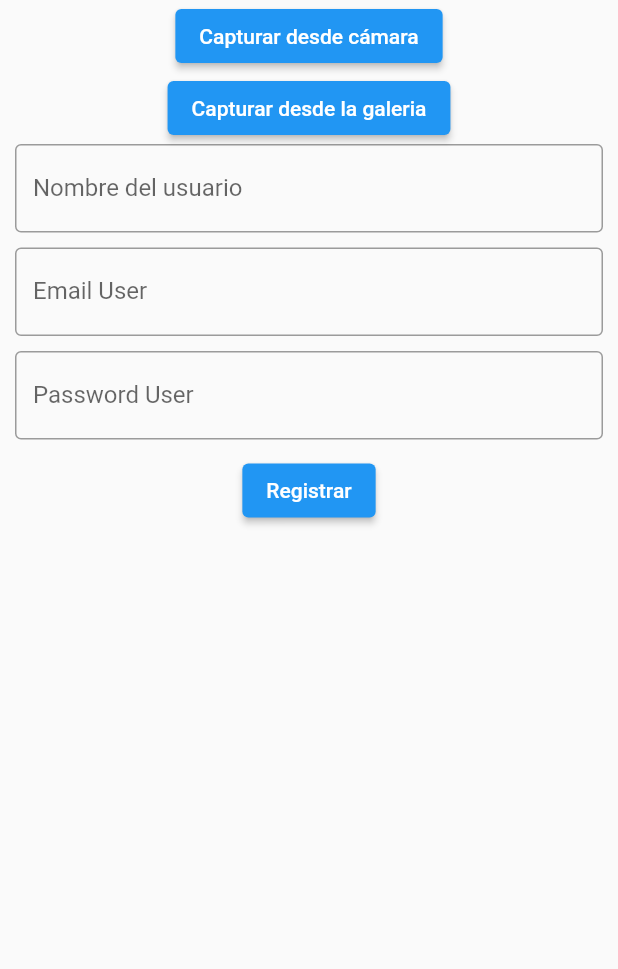
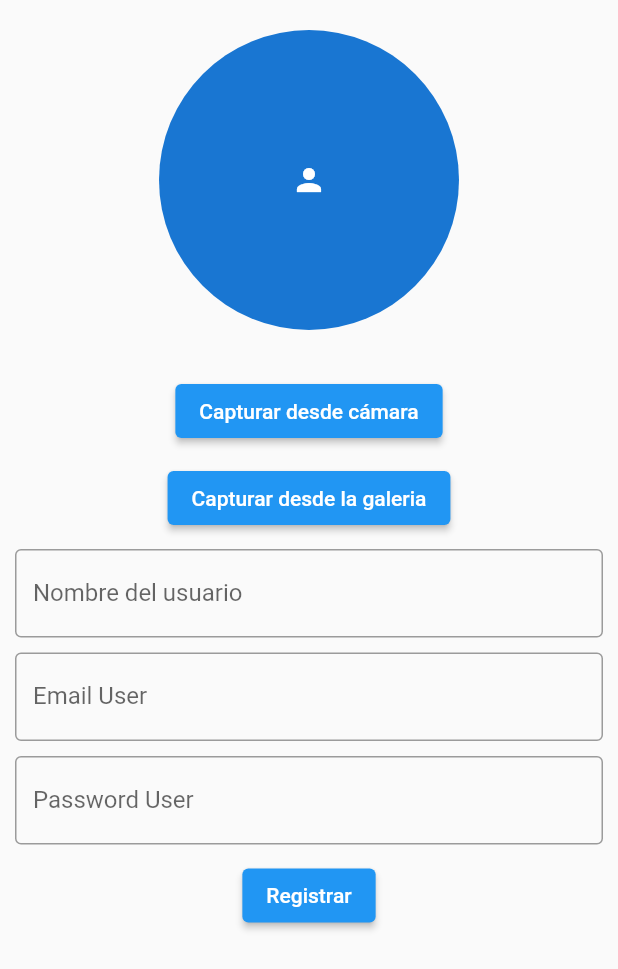
Before and after one commit to Fhdez13/pmsna1, a Flutter app: the RegisterScreen screen opened by its route, after a tap on "Capturar desde cámara", on a phone screen of 412 x 824 dp. Shown: the top 969 px of the screen. Run offline on Flutter 3.47's test engine with Material 2 defaults, Android fonts, the phone set to English and light mode, and no system bars; our stand-ins replace email_validator, image_picker, social_login_buttons; missing offline and left inert: day_night_switcher.

Commit message:
Ajustes register

```diff
--- a/lib/screens/register_screen.dart
+++ b/lib/screens/register_screen.dart
@@ -8,7 +8,7 @@ class RegisterScreen extends StatefulWidget {
 
   @override
   State<RegisterScreen> createState() => _RegisterScreenState();
-}
+  }
 
 class _RegisterScreenState extends State<RegisterScreen> {
   final ImagePicker pick = ImagePicker();
@@ -30,7 +30,7 @@ class _RegisterScreenState extends State<RegisterScreen> {
       child: Text('Capturar desde cámara'),
         onPressed: () {
           pick.pickImage(source: ImageSource.camera).then((image){
-              avatar: image;
+              avatar = image;
               setState(() {});
         });
         },
@@ -42,7 +42,7 @@ class _RegisterScreenState extends State<RegisterScreen> {
       child: Text('Capturar desde la galeria'),
         onPressed: () {
         pick.pickImage(source: ImageSource.gallery).then((image){
-          avatar: image;
+          avatar = image;
           setState(() {});
       });
     },
@@ -50,6 +50,7 @@ class _RegisterScreenState extends State<RegisterScreen> {
 }
 
 Widget btnvalidator(){
+
   return ElevatedButton(
     child: Text('Registrar'),
     onPressed: (){
@@ -115,14 +116,26 @@ Widget btnvalidator(){
       key: formkey,
       child: Column(
         children: [
+          spaceHorizontal,
+          spaceHorizontal,
            avatar == null
-          ? SizedBox()
-          : Image(
-          height: 200,
-          image: FileImage(obtenerAvatar()!),
+          ? CircleAvatar(
+            radius: 100,
+            child: Icon(
+              Icons.person
+            ),
+          )
+          : CircleAvatar(
+          radius: 100,
+          backgroundImage: FileImage(obtenerAvatar()!),
           ),
+          spaceHorizontal,
+          spaceHorizontal,
+          spaceHorizontal,
           camera(),
+          spaceHorizontal,
           galey(),
+          spaceHorizontal,
           txtNombre,
           spaceHorizontal,
           txtEmail,
```
